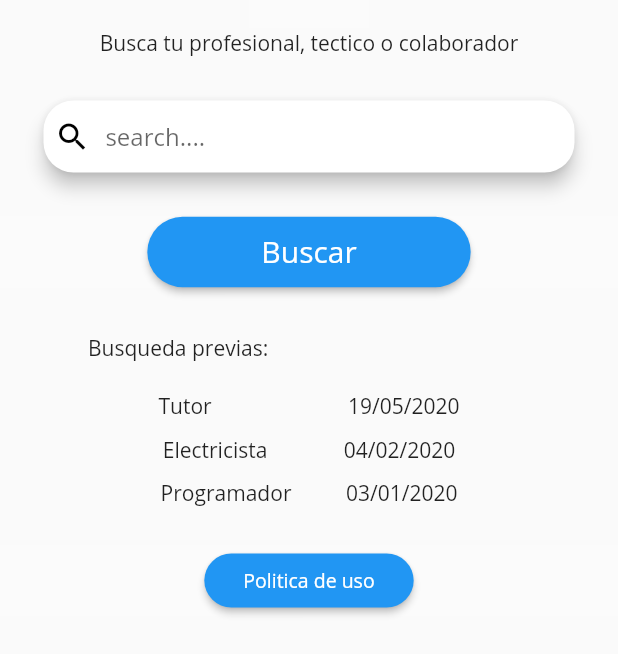
After one commit to EduardoCarruci/GPD, a Flutter app: the Pagina1 screen opened directly, on a phone screen of 412 x 824 dp. The commit adds this screen. Shown: the top 654 px of the screen. Run offline on Flutter 3.47's test engine with Material 2 defaults, Android fonts, the phone set to English and light mode, and no system bars; our stand-ins replace after_layout, firebase_auth, flutter_svg, google_sign_in, shared_preferences; missing offline and left inert: flutter_facebook_auth; accounts and stored records are empty; statements that could not run were skipped.

Commit message:
ULTIMOS CAMBIOS

```diff
--- /dev/null
+++ b/lib/src/libs/preferencias_usuario/preferencias_usuario.dart
@@ -0,0 +1,61 @@
+
+
+
+import 'package:shared_preferences/shared_preferences.dart';
+
+import 'package:shared_preferences/shared_preferences.dart';
+
+class PreferenciasUsuario {
+
+  static final PreferenciasUsuario _instancia = new PreferenciasUsuario._internal();
+
+  factory PreferenciasUsuario() {
+    return _instancia;
+  }
+
+  PreferenciasUsuario._internal();
+
+  SharedPreferences _prefs;
+
+  initPrefs() async {
+    this._prefs = await SharedPreferences.getInstance();
+  }
+
+  // GET y SET del nombre
+  get token {
+    return _prefs.getString('token') ?? '';
+  }
+
+  set token( String value ) {
+    _prefs.setString('token', value);
+  }
+
+
+  // GET y SET de la última página
+  get ultimaPagina {
+    return _prefs.getString('ultimaPagina') ?? 'login';
+  }
+
+  set ultimaPagina( String value ) {
+    _prefs.setString('ultimaPagina', value);
+  }
+
+  get colorSecundario {
+    return _prefs.getBool('colorSecundario') ?? true;
+  }
+
+  set colorSecundario( bool value ) {
+    _prefs.setBool('colorSecundario', value);
+  }
+
+  get colorSecundario1 {
+    return _prefs.getBool('colorSecundario1') ?? true;
+  }
+
+  set colorSecundario1( bool value ) {
+    _prefs.setBool('colorSecundario1', value);
+
+}
+
+
+}
--- a/lib/src/pages/home_page.dart
+++ b/lib/src/pages/home_page.dart
@@ -44,6 +44,7 @@ class _HomepageState extends State<Homepage> {
           child: FutureBuilder<FirebaseUser>(
             future: Auth.instance.user,
             builder: (BuildContext _,AsyncSnapshot<FirebaseUser> snapshot){
+
             if(snapshot.hasData){
               // para saber todos los datos del usuario.
               final user = snapshot.data;
@@ -51,8 +52,6 @@ class _HomepageState extends State<Homepage> {
               user.phoneNumber;
               user.metadata.creationTime;
               user.metadata.lastSignInTime;
-
-
 
               return ListView(
                 children: <Widget>[
@@ -86,6 +85,8 @@ class _HomepageState extends State<Homepage> {
                     fontWeight:FontWeight.w300,
                   ),
                   ),
+
+
                   SizedBox(height:20),
                   CupertinoButton(
                     child: Text("Cerrar sesión"),
--- a/lib/src/widgets/forgot_password_form.dart
+++ b/lib/src/widgets/forgot_password_form.dart
@@ -2,7 +2,6 @@ import 'package:firebase_auth/firebase_auth.dart';
 import 'package:flutter/material.dart';
 import 'package:flutter/cupertino.dart';
 import 'package:gpd2/src/libs/auth.dart';
-// import 'package:gpd2/src/libs/auth.dart';
 import 'package:gpd2/src/pages/home_page.dart';
 import 'package:gpd2/src/utils/app_colors.dart';
 import 'package:gpd2/src/utils/extras.dart';
@@ -92,7 +91,7 @@ class _ForgotPasswordFormState extends State<ForgotPasswordForm> {
                       children: <Widget>[
                         FlatButton(
                           onPressed: widget.onGoToLogin,
-                          child: Text('<-Regresar')
+                          child: Text('<-Regresar',style: TextStyle(fontSize: 15,color:Colors.blueAccent))
                           ),
 
                        RounderdButton(
--- /dev/null
+++ b/lib/src/widgets/home_prin.dart
@@ -0,0 +1,158 @@
+import 'package:flutter/material.dart';
+import 'package:gpd2/src/libs/preferencias_usuario/preferencias_usuario.dart';
+
+
+class Pagina1 extends StatefulWidget {
+
+  //const Pagina1();
+  @override
+  _Pagina1State createState() => _Pagina1State();
+}
+
+class _Pagina1State extends State<Pagina1> {
+  final prefs = new PreferenciasUsuario();
+
+  @override
+  Widget build(BuildContext context) {
+    return Scaffold(
+
+      body: SingleChildScrollView(
+              child: Column(
+            mainAxisAlignment: MainAxisAlignment.center,
+            children: <Widget>[
+              _ceparar(),
+              _crearTexto(),
+              _search(),
+              _crearBoxtton(),
+              SizedBox(height:15),
+              _contenido(),
+              SizedBox(height:10),
+              _crearBoxtton1(),
+
+            ],
+          ),
+      ),
+    );
+  }
+
+
+Widget _crearTexto(){
+  return SafeArea(
+      child: Container(
+      padding: EdgeInsets.symmetric(horizontal: 40.0),
+      child: Text(
+        'Busca tu profesional, tectico o colaborador',
+        textAlign: TextAlign.justify,
+
+        ),
+    ),
+  );
+}
+
+Widget _search(){
+  return Container(
+    padding: EdgeInsets.all(25.0),
+    child:  Card(
+       elevation: 5.0, //para que se vea mas elevada
+       shape: RoundedRectangleBorder(borderRadius: BorderRadius.circular(20.0)),
+          child: Row(
+            mainAxisAlignment: MainAxisAlignment.spaceBetween,
+            children: <Widget>[
+               Text('  '),
+              GestureDetector(
+                child: Icon(
+                  Icons.search,
+                  color: Colors.black,
+                  ),
+
+                  onTap: (){},
+              ),
+
+              SizedBox(width:10.0),
+              Expanded(
+                child: TextField(
+                  textCapitalization: TextCapitalization.sentences,
+                  decoration: InputDecoration(
+                    border: InputBorder.none,hintText:'search....'
+                  ),
+                  onSubmitted: (String place){},
+                ),
+                ),
+            ],
+          ),
+    ),
+
+  );
+}
+
+Widget _crearBoxtton(){
+  return Container(
+    color: Colors.white10,
+    child: Center(
+      child: RaisedButton(
+        shape: StadiumBorder(),
+        color: Colors.blue,
+        textColor: Colors.white,
+
+        child: Padding(
+
+          padding: EdgeInsets.symmetric(horizontal:60.0, vertical: 10.0),
+          child: Text('Buscar',style: TextStyle(fontSize:20.0)),
+          ),
+        onPressed:(){},
+      ),
+    ),
+  );
+}
+
+Widget _ceparar(){
+  return SafeArea(
+      child: Container(
+        color: Colors.white10,
+      padding: EdgeInsets.symmetric(horizontal: 40.0),
+      child: Text('',
+        textAlign: TextAlign.justify,
+        ),
+
+    ),
+  );
+}
+
+Widget _contenido(){
+  return SafeArea(
+      child: Container(
+        padding: EdgeInsets.all(15.0),
+      child: Column(
+        crossAxisAlignment: CrossAxisAlignment.center,
+        children: <Widget>[
+          Text('Busqueda previas:                                                '),
+          SizedBox(height: 20.0),
+          Text('Tutor                         19/05/2020'),
+          SizedBox(height: 10.0),
+          Text('Electricista              04/02/2020'),
+          SizedBox(height: 10.0),
+          Text('Programador          03/01/2020'),
+        ],
+      ),
+    ),
+  );
+}
+
+Widget _crearBoxtton1(){
+  return Container(
+    color: Colors.white10,
+    child: Center(
+      child: RaisedButton(
+        shape: StadiumBorder(),
+        color: Colors.blue,
+        textColor: Colors.white,
+        child: Padding(
+          padding: EdgeInsets.symmetric(horizontal:10.0, vertical: 1.0),
+          child: Text('Politica de uso',style: TextStyle(fontSize:13.0)),
+          ),
+        onPressed:(){},
+      ),
+    ),
+  );
+}
+}
--- a/lib/src/widgets/register_form.dart
+++ b/lib/src/widgets/register_form.dart
@@ -196,7 +196,7 @@ class _RegisterFormState extends State<RegisterForm> {
                   children: <Widget>[
                     FlatButton(
                       onPressed: widget.onGoToLogin,
-                      child: Text("←Regresar"),
+                      child: Text("←Regresar",style: TextStyle(fontSize: 15,color:Colors.blueAccent)),
                     ),
                     SizedBox(width:10),
                     RounderdButton(
--- a/lib/src/widgets/rounderd_button.dart
+++ b/lib/src/widgets/rounderd_button.dart
@@ -28,7 +28,7 @@ class RounderdButton extends StatelessWidget {
             fontSize: 18
           ),
           ),
-          padding: EdgeInsets.symmetric(horizontal:55, vertical:10),
+          padding: EdgeInsets.symmetric(horizontal:50, vertical:10),
           decoration: BoxDecoration(
             color:this.backgroundColor ?? AppColors.primary,
             boxShadow: [
```
Also changed, not shown: lib/main.dart (+18 -3 lines), lib/src/pages/home.dart (added, +148 -0 lines), lib/src/pages/settings_page.dart (added, +103 -0 lines), lib/src/widgets/login_form.dart (+15 -2 lines), lib/src/widgets/menu_widget.dart (added, +63 -0 lines), lib/src/widgets/pagina2.dart (added, +36 -0 lines), lib/src/widgets/pagina3.dart (added, +36 -0 lines), lib/src/widgets/pagina_principal.dart (added, +32 -0 lines), pubspec.yaml (+7 -0 lines), pubspec.lock.
